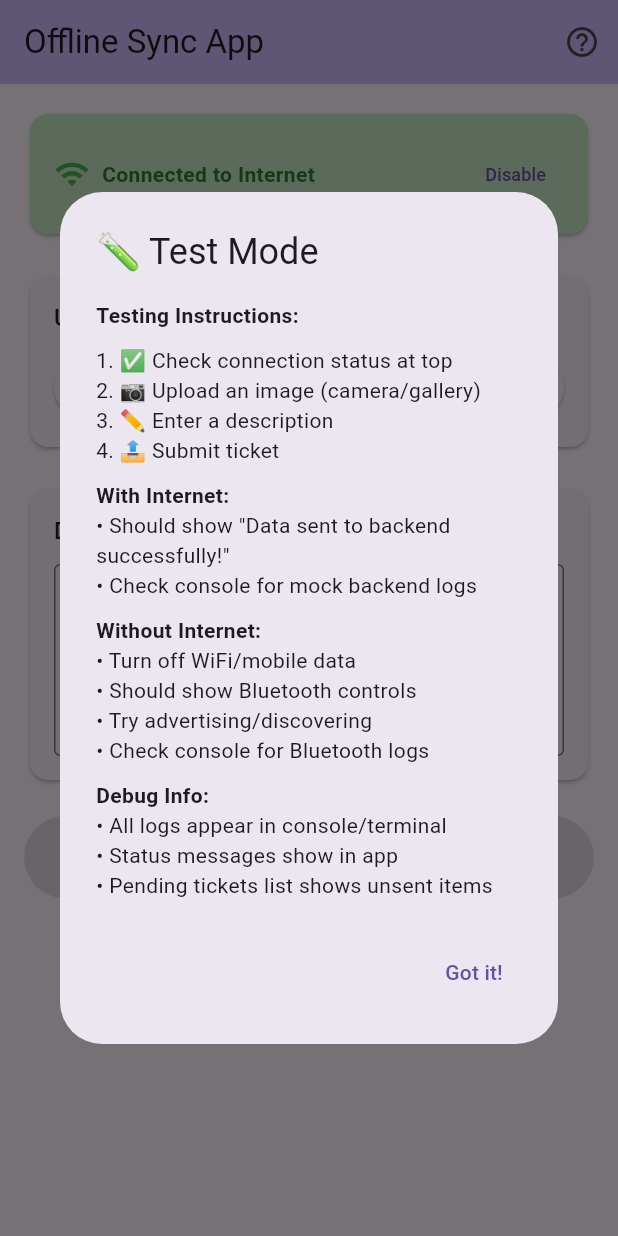
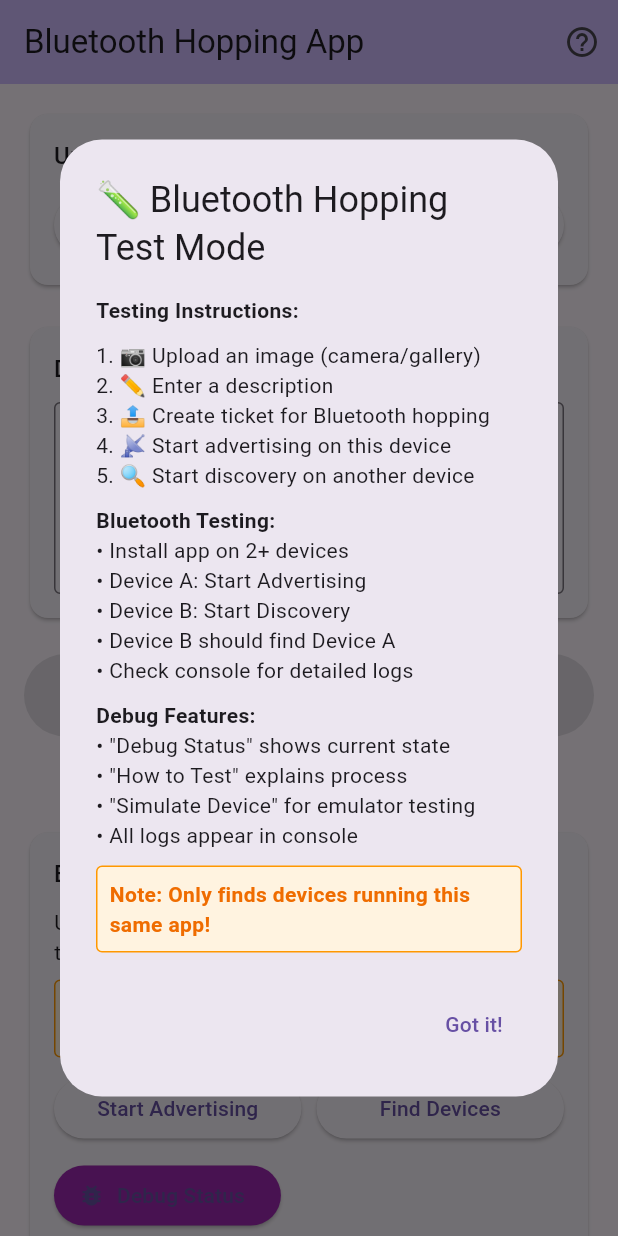
Before and after one commit to Sypher845/Flutter-mesh-, a Flutter app: the screen it shows after launch, after a tap on the "help outline" icon, on a phone screen of 412 x 824 dp. Run offline on Flutter 3.47's test engine with Material 3 defaults, Android fonts, the phone set to English and light mode, and no system bars; our stand-ins replace image_picker, permission_handler, sqflite; missing offline and left inert: nearby_connections; accounts and stored records are empty.

Commit message:
"Connecting devices"

```diff
--- a/lib/main.dart
+++ b/lib/main.dart
@@ -1,7 +1,6 @@
 import 'package:flutter/material.dart';
 import 'package:provider/provider.dart';
 import 'screens/home_screen.dart';
-import 'services/connectivity_service.dart';
 import 'services/data_sync_service.dart';
 import 'services/bluetooth_service.dart';
 import 'utils/test_helper.dart';
@@ -13,16 +12,17 @@ void main() {
 }
 
 class MyApp extends StatelessWidget {
+  const MyApp({super.key});
+
   @override
   Widget build(BuildContext context) {
     return MultiProvider(
       providers: [
-        ChangeNotifierProvider(create: (_) => ConnectivityService()),
         ChangeNotifierProvider(create: (_) => DataSyncService()),
         ChangeNotifierProvider(create: (_) => BluetoothService()),
       ],
       child: MaterialApp(
-        title: 'Offline Sync App',
+        title: 'Bluetooth Hopping App',
         theme: ThemeData(
           primarySwatch: Colors.blue,
           useMaterial3: true,
--- a/lib/screens/home_screen.dart
+++ b/lib/screens/home_screen.dart
@@ -5,14 +5,15 @@ import 'package:image_picker/image_picker.dart';
 import 'package:permission_handler/permission_handler.dart';
 import 'dart:io';
 import '../models/ticket_model.dart';
-import '../services/connectivity_service.dart';
 import '../services/data_sync_service.dart';
 import '../services/bluetooth_service.dart';
 import '../utils/test_helper.dart';
 
 class HomeScreen extends StatefulWidget {
+  const HomeScreen({super.key});
+
   @override
-  _HomeScreenState createState() => _HomeScreenState();
+  State<HomeScreen> createState() => _HomeScreenState();
 }
 
 class _HomeScreenState extends State<HomeScreen> {
@@ -24,7 +25,7 @@ class _HomeScreenState extends State<HomeScreen> {
   Widget build(BuildContext context) {
     return Scaffold(
       appBar: AppBar(
-        title: Text('Offline Sync App'),
+        title: Text('Bluetooth Hopping App'),
         backgroundColor: Theme.of(context).colorScheme.inversePrimary,
         actions: [
           IconButton(
@@ -39,8 +40,6 @@ class _HomeScreenState extends State<HomeScreen> {
         child: Column(
           crossAxisAlignment: CrossAxisAlignment.stretch,
           children: [
-            _buildConnectionStatus(),
-            SizedBox(height: 20),
             _buildImageSection(),
             SizedBox(height: 20),
             _buildDescriptionSection(),
@@ -53,50 +52,14 @@ class _HomeScreenState extends State<HomeScreen> {
             SizedBox(height: 20),
             _buildBluetoothControls(),
             SizedBox(height: 20),
-            _buildPendingTickets(),
+            _buildTicketsList(),
           ],
         ),
       ),
     );
   }
 
-  Widget _buildConnectionStatus() {
-    return Consumer<ConnectivityService>(
-      builder: (context, connectivity, child) {
-        return Card(
-          color: connectivity.isConnected ? Colors.green[100] : Colors.red[100],
-          child: Padding(
-            padding: EdgeInsets.all(16.0),
-            child: Row(
-              children: [
-                Icon(
-                  connectivity.isConnected ? Icons.wifi : Icons.wifi_off,
-                  color: connectivity.isConnected ? Colors.green : Colors.red,
-                ),
-                SizedBox(width: 8),
-                Expanded(
-                  child: Text(
-                    connectivity.isConnected ? 'Connected to Internet' : 'No Internet Connection',
-                    style: TextStyle(
-                      fontWeight: FontWeight.bold,
-                      color: connectivity.isConnected ? Colors.green[800] : Colors.red[800],
-                    ),
-                  ),
-                ),
-                TextButton(
-                  onPressed: () => connectivity.setInternetEnabled(!connectivity.isConnected),
-                  child: Text(
-                    connectivity.isConnected ? 'Disable' : 'Enable',
-                    style: TextStyle(fontSize: 12),
-                  ),
-                ),
-              ],
-            ),
-          ),
-        );
-      },
-    );
-  }
+
 
   Widget _buildImageSection() {
     return Card(
@@ -171,8 +134,8 @@ class _HomeScreenState extends State<HomeScreen> {
   }
 
   Widget _buildSubmitButton() {
-    return Consumer2<ConnectivityService, DataSyncService>(
-      builder: (context, connectivity, dataSync, child) {
+    return Consumer<DataSyncService>(
+      builder: (context, dataSync, child) {
         return ElevatedButton(
           onPressed: _canSubmit() ? _submitTicket : null,
           style: ElevatedButton.styleFrom(
@@ -181,7 +144,7 @@ class _HomeScreenState extends State<HomeScreen> {
             foregroundColor: Colors.white,
           ),
           child: Text(
-            'Submit Ticket',
+            'Create Ticket for Bluetooth Hopping',
             style: TextStyle(fontSize: 16, fontWeight: FontWeight.bold),
           ),
         );
@@ -225,9 +188,8 @@ class _HomeScreenState extends State<HomeScreen> {
   }
 
   Widget _buildBluetoothControls() {
-    return Consumer2<ConnectivityService, BluetoothService>(
-      builder: (context, connectivity, bluetooth, child) {
-        if (connectivity.isConnected) return SizedBox.shrink();
+    return Consumer<BluetoothService>(
+      builder: (context, bluetooth, child) {
 
         return Card(
           child: Padding(
@@ -235,9 +197,9 @@ class _HomeScreenState extends State<HomeScreen> {
             child: Column(
               crossAxisAlignment: CrossAxisAlignment.start,
               children: [
-                Text('Bluetooth Hopping', style: Theme.of(context).textTheme.titleMedium),
+                Text('Bluetooth Hopping Controls', style: Theme.of(context).textTheme.titleMedium),
                 SizedBox(height: 10),
-                Text('No internet connection. Use Bluetooth to hop data to nearby devices.'),
+                Text('Use Bluetooth to hop data to nearby devices running this app.'),
             SizedBox(height: 8),
             Container(
               padding: EdgeInsets.all(8),
@@ -345,10 +307,10 @@ class _HomeScreenState extends State<HomeScreen> {
     );
   }
 
-  Widget _buildPendingTickets() {
+  Widget _buildTicketsList() {
     return Consumer<DataSyncService>(
       builder: (context, dataSync, child) {
-        if (dataSync.pendingTickets.isEmpty) return SizedBox.shrink();
+        if (dataSync.tickets.isEmpty) return SizedBox.shrink();
 
         return Card(
           child: Padding(
@@ -359,21 +321,16 @@ class _HomeScreenState extends State<HomeScreen> {
                 Row(
                   mainAxisAlignment: MainAxisAlignment.spaceBetween,
                   children: [
-                    Text('Pending Tickets (${dataSync.pendingTickets.length})',
+                    Text('Tickets (${dataSync.tickets.length})',
                          style: Theme.of(context).textTheme.titleMedium),
-                    Consumer<ConnectivityService>(
-                      builder: (context, connectivity, child) {
-                        if (!connectivity.isConnected) return SizedBox.shrink();
-                        return TextButton(
-                          onPressed: dataSync.retryPendingTickets,
-                          child: Text('Retry All'),
-                        );
-                      },
+                    TextButton(
+                      onPressed: dataSync.clearAllTickets,
+                      child: Text('Clear All'),
                     ),
                   ],
                 ),
                 SizedBox(height: 10),
-                ...dataSync.pendingTickets.map((ticket) =>
+                ...dataSync.tickets.map((ticket) =>
                   ListTile(
                     leading: Icon(_getStatusIcon(ticket.status)),
                     title: Text(ticket.description),
@@ -398,9 +355,11 @@ class _HomeScreenState extends State<HomeScreen> {
         });
       }
     } catch (e) {
-      ScaffoldMessenger.of(context).showSnackBar(
-        SnackBar(content: Text('Error picking image: $e')),
-      );
+      if (mounted) {
+        ScaffoldMessenger.of(context).showSnackBar(
+          SnackBar(content: Text('Error picking image: $e')),
+        );
+      }
     }
   }
 
@@ -420,19 +379,14 @@ class _HomeScreenState extends State<HomeScreen> {
       createdAt: DateTime.now(),
     );
 
-    final connectivity = Provider.of<ConnectivityService>(context, listen: false);
     final dataSync = Provider.of<DataSyncService>(context, listen: false);
     final bluetooth = Provider.of<BluetoothService>(context, listen: false);
 
+    // Save ticket locally
     await dataSync.addTicket(ticket);
 
-    if (connectivity.isConnected) {
-      // Try to send directly to backend
-      await dataSync.syncToBackend(ticket);
-    } else {
-      // Use Bluetooth hopping
-      await bluetooth.sendTicketData(ticket);
-    }
+    // Always use Bluetooth hopping (no internet fallback)
+    await bluetooth.sendTicketData(ticket);
 
     // Clear form
     _descriptionController.clear();
--- a/lib/services/bluetooth_service.dart
+++ b/lib/services/bluetooth_service.dart
@@ -10,7 +10,7 @@ class BluetoothService extends ChangeNotifier {
 
   bool _isAdvertising = false;
   bool _isDiscovering = false;
-  Set<String> _connectedDevices = {};
+  final Set<String> _connectedDevices = {};
 
   bool get isAdvertising => _isAdvertising;
   bool get isDiscovering => _isDiscovering;
@@ -308,15 +308,21 @@ class BluetoothService extends ChangeNotifier {
   }
 
   void _handleReceivedTicket(Map<String, dynamic> ticketData) {
-    // This would typically forward the data to backend if internet is available
-    // or continue the hopping process
     print('BLUETOOTH DEBUG: Received ticket data: $ticketData');
-    _updateStatus('📥 Received data from another device!');
+    _updateStatus('📥 Received ticket from another device!');
 
     // In a real implementation, you would:
-    // 1. Check if this device has internet
-    // 2. If yes, send to backend
-    // 3. If no, continue hopping to other devices
+    // 1. Save the received ticket locally
+    // 2. Continue hopping to other connected devices
+    // 3. Mark as successfully hopped
+
+    print('📋 BLUETOOTH DEBUG: Ticket received - ID: ${ticketData['id']}, Description: ${ticketData['description']}');
+
+    // Continue hopping to other devices if we have more connections
+    if (_connectedDevices.length > 1) {
+      print('🔄 BLUETOOTH DEBUG: Continuing hop to ${_connectedDevices.length - 1} other devices');
+      // Here you would forward to other connected devices
+    }
   }
 
   Future<void> stopDiscovery() async {
--- a/lib/services/connectivity_service.dart
+++ /dev/null
@@ -1,64 +0,0 @@
-import 'package:flutter/foundation.dart';
-import 'package:connectivity_plus/connectivity_plus.dart';
-import 'dart:async';
-
-class ConnectivityService extends ChangeNotifier {
-  final Connectivity _connectivity = Connectivity();
-  late StreamSubscription<List<ConnectivityResult>> _connectivitySubscription;
-
-  bool _isConnected = false;
-  bool _userDisabledInternet = false; // Track if user manually disabled internet
-  Timer? _connectivityDebounceTimer;
-
-  bool get isConnected => _isConnected && !_userDisabledInternet;
-
-  ConnectivityService() {
-    _initConnectivity();
-    _connectivitySubscription = _connectivity.onConnectivityChanged.listen(_updateConnectionStatus);
-  }
-
-  Future<void> _initConnectivity() async {
-    try {
-      final result = await _connectivity.checkConnectivity();
-      _updateConnectionStatus(result);
-    } catch (e) {
-      print('Could not check connectivity status: $e');
-    }
-  }
-
-  void _updateConnectionStatus(List<ConnectivityResult> results) {
-    final wasConnected = _isConnected;
-    final newConnectionState = !results.contains(ConnectivityResult.none);
-
-    // Debounce rapid connectivity changes (common when Bluetooth starts)
-    _connectivityDebounceTimer?.cancel();
-    _connectivityDebounceTimer = Timer(Duration(milliseconds: 500), () {
-      _isConnected = newConnectionState;
-
-      if (wasConnected != _isConnected) {
-        // If internet suddenly connects while user had it disabled, it might be system-triggered
-        if (_isConnected && _userDisabledInternet) {
-          print('System-triggered connectivity detected, keeping user preference');
-          return;
-        }
-
-        notifyListeners();
-        print('Connectivity changed: ${_isConnected ? 'Connected' : 'Disconnected'}');
-      }
-    });
-  }
-
-  // Method to manually control internet usage
-  void setInternetEnabled(bool enabled) {
-    _userDisabledInternet = !enabled;
-    notifyListeners();
-    print('User ${enabled ? 'enabled' : 'disabled'} internet usage');
-  }
-
-  @override
-  void dispose() {
-    _connectivitySubscription.cancel();
-    _connectivityDebounceTimer?.cancel();
-    super.dispose();
-  }
-}
--- a/lib/services/data_sync_service.dart
+++ b/lib/services/data_sync_service.dart
@@ -5,63 +5,50 @@ import 'local_storage_service.dart';
 class DataSyncService extends ChangeNotifier {
   final LocalStorageService _localStorage = LocalStorageService();
 
-  List<TicketModel> _pendingTickets = [];
-  List<TicketModel> get pendingTickets => _pendingTickets;
+  List<TicketModel> _tickets = [];
+  List<TicketModel> get tickets => _tickets;
 
   String _statusMessage = '';
   String get statusMessage => _statusMessage;
 
-  // Mock backend setting - change to false to test error scenarios
-  bool _mockBackendSuccess = true;
-
   DataSyncService() {
-    _loadPendingTickets();
+    _loadTickets();
   }
 
-  Future<void> _loadPendingTickets() async {
-    _pendingTickets = await _localStorage.getPendingTickets();
+  Future<void> _loadTickets() async {
+    _tickets = await _localStorage.getPendingTickets();
     notifyListeners();
   }
 
   Future<void> addTicket(TicketModel ticket) async {
-    _pendingTickets.add(ticket);
-    await _localStorage.saveTicket(ticket);
+    // Set status to bluetooth hopping since we're only using Bluetooth
+    final bluetoothTicket = ticket.copyWith(status: TicketStatus.bluetoothHopping);
+
+    _tickets.add(bluetoothTicket);
+    await _localStorage.saveTicket(bluetoothTicket);
+
+    _updateStatus('📱 Ticket saved locally - ready for Bluetooth hopping');
     notifyListeners();
   }
 
-  Future<bool> syncToBackend(TicketModel ticket) async {
-    try {
-      _updateStatus('Sending data to backend...');
+  Future<void> markTicketAsHopped(TicketModel ticket) async {
+    final hoppedTicket = ticket.copyWith(status: TicketStatus.sent);
+    await _localStorage.updateTicket(hoppedTicket);
 
-      // MOCK BACKEND - Simulate network delay and response
-      await Future.delayed(Duration(seconds: 2));
+    // Update the ticket in our list
+    final index = _tickets.indexWhere((t) => t.id == ticket.id);
+    if (index != -1) {
+      _tickets[index] = hoppedTicket;
+    }
 
-      // MOCK BACKEND - Simulate success/failure for testing
-      if (_mockBackendSuccess) {
-        // Success - Mark ticket as sent
-        await _markTicketAsSent(ticket);
-        _updateStatus('✅ Data sent to backend successfully!');
-        print('MOCK BACKEND: Received ticket - ID: ${ticket.id}, Description: ${ticket.description}');
-        if (ticket.imagePath != null) {
-          print('MOCK BACKEND: Image path: ${ticket.imagePath}');
-        }
-        return true;
-      } else {
-        // Failure scenario
-        _updateStatus('❌ Failed to send to backend (mock error)');
-        return false;
-      }
-    } catch (e) {
-      _updateStatus('Error sending to backend: $e');
-      return false;
-    }
+    _updateStatus('📡 Ticket successfully hopped via Bluetooth');
+    notifyListeners();
   }
 
-  Future<void> _markTicketAsSent(TicketModel ticket) async {
-    final updatedTicket = ticket.copyWith(status: TicketStatus.sent);
-    await _localStorage.updateTicket(updatedTicket);
-
-    _pendingTickets.removeWhere((t) => t.id == ticket.id);
+  Future<void> clearAllTickets() async {
+    _tickets.clear();
+    await _localStorage.clearAllTickets();
+    _updateStatus('🗑️ All tickets cleared');
     notifyListeners();
   }
 
@@ -77,12 +64,4 @@ class DataSyncService extends ChangeNotifier {
       }
     });
   }
-
-  Future<void> retryPendingTickets() async {
-    for (final ticket in List.from(_pendingTickets)) {
-      if (ticket.status == TicketStatus.pending || ticket.status == TicketStatus.failed) {
-        await syncToBackend(ticket);
-      }
-    }
-  }
 }
--- a/lib/services/local_storage_service.dart
+++ b/lib/services/local_storage_service.dart
@@ -75,4 +75,18 @@ class LocalStorageService {
       whereArgs: [id],
     );
   }
+
+  Future<void> clearAllTickets() async {
+    final db = await database;
+    await db.delete('tickets');
+  }
+
+  Future<List<TicketModel>> getAllTickets() async {
+    final db = await database;
+    final List<Map<String, dynamic>> maps = await db.query('tickets');
+
+    return List.generate(maps.length, (i) {
+      return TicketModel.fromJson(maps[i]);
+    });
+  }
 }
--- a/lib/utils/test_helper.dart
+++ b/lib/utils/test_helper.dart
@@ -5,33 +5,47 @@ class TestHelper {
     showDialog(
       context: context,
       builder: (context) => AlertDialog(
-        title: Text('🧪 Test Mode'),
-        content: Column(
+        title: Text('🧪 Bluetooth Hopping Test Mode'),
+        content: SingleChildScrollView(
+          child: Column(
             mainAxisSize: MainAxisSize.min,
             crossAxisAlignment: CrossAxisAlignment.start,
             children: [
               Text('Testing Instructions:', style: TextStyle(fontWeight: FontWeight.bold)),
               SizedBox(height: 10),
-            Text('1. ✅ Check connection status at top'),
-            Text('2. 📷 Upload an image (camera/gallery)'),
-            Text('3. ✏️ Enter a description'),
-            Text('4. 📤 Submit ticket'),
+              Text('1. 📷 Upload an image (camera/gallery)'),
+              Text('2. ✏️ Enter a description'),
+              Text('3. 📤 Create ticket for Bluetooth hopping'),
+              Text('4. 📡 Start advertising on this device'),
+              Text('5. 🔍 Start discovery on another device'),
               SizedBox(height: 10),
-            Text('With Internet:', style: TextStyle(fontWeight: FontWeight.bold)),
-            Text('• Should show "Data sent to backend successfully!"'),
-            Text('• Check console for mock backend logs'),
+              Text('Bluetooth Testing:', style: TextStyle(fontWeight: FontWeight.bold)),
+              Text('• Install app on 2+ devices'),
+              Text('• Device A: Start Advertising'),
+              Text('• Device B: Start Discovery'),
+              Text('• Device B should find Device A'),
+              Text('• Check console for detailed logs'),
               SizedBox(height: 10),
-            Text('Without Internet:', style: TextStyle(fontWeight: FontWeight.bold)),
-            Text('• Turn off WiFi/mobile data'),
-            Text('• Should show Bluetooth controls'),
-            Text('• Try advertising/discovering'),
-            Text('• Check console for Bluetooth logs'),
+              Text('Debug Features:', style: TextStyle(fontWeight: FontWeight.bold)),
+              Text('• "Debug Status" shows current state'),
+              Text('• "How to Test" explains process'),
+              Text('• "Simulate Device" for emulator testing'),
+              Text('• All logs appear in console'),
               SizedBox(height: 10),
-            Text('Debug Info:', style: TextStyle(fontWeight: FontWeight.bold)),
-            Text('• All logs appear in console/terminal'),
-            Text('• Status messages show in app'),
-            Text('• Pending tickets list shows unsent items'),
+              Container(
+                padding: EdgeInsets.all(8),
+                decoration: BoxDecoration(
+                  color: Colors.orange[50],
+                  border: Border.all(color: Colors.orange),
+                  borderRadius: BorderRadius.circular(4),
+                ),
+                child: Text(
+                  'Note: Only finds devices running this same app!',
+                  style: TextStyle(color: Colors.orange[800], fontWeight: FontWeight.bold),
+                ),
+              ),
             ],
+          ),
         ),
         actions: [
           TextButton(
@@ -44,11 +58,12 @@ class TestHelper {
   }
 
   static void printTestInfo() {
-    print('=== OFFLINE SYNC APP TEST MODE ===');
+    print('=== BLUETOOTH HOPPING APP TEST MODE ===');
     print('📱 App started in test mode');
     print('🔍 Watch console for debug messages');
-    print('📡 Backend calls are mocked');
-    print('🔵 Bluetooth operations will show debug info');
-    print('=====================================');
+    print('📡 No backend - pure Bluetooth hopping');
+    print('🔵 Bluetooth operations will show detailed debug info');
+    print('🚫 Internet connectivity removed');
+    print('==========================================');
   }
 }
```
Also changed, not shown: pubspec.yaml (+5 -5 lines), pubspec.lock, 4 other files. Lines whose indentation alone changed are shown as unchanged.
